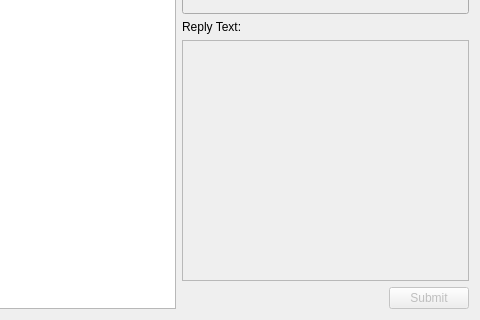
First picture: the form in ui/ForumTreeForm.ui, repository dmzdev/stance, before the edit; both pictures show x 123 to 603 and y 383 to 703 of the 603 by 703 pixel window.
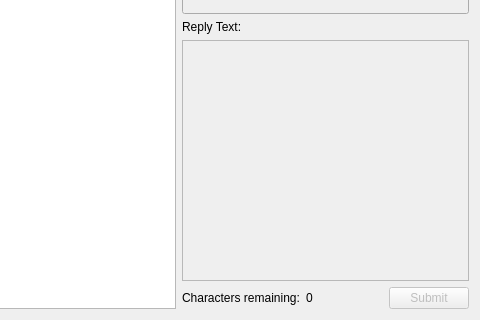
Second picture: the form after the edit.

Commit message: Added max post length support to forum, created Vote windows.

Patch:
```diff
--- a/ui/ForumTreeForm.ui
+++ b/ui/ForumTreeForm.ui
@@ -96,6 +96,20 @@
        </item>
        <item>
         <layout class="QHBoxLayout" name="horizontalLayout">
+         <item>
+          <widget class="QLabel" name="label_4">
+           <property name="text">
+            <string>Characters remaining:</string>
+           </property>
+          </widget>
+         </item>
+         <item>
+          <widget class="QLabel" name="charRemAmt">
+           <property name="text">
+            <string>0</string>
+           </property>
+          </widget>
+         </item>
          <item>
           <spacer name="horizontalSpacer">
            <property name="orientation">
```
The commit also changes 4 other files.
